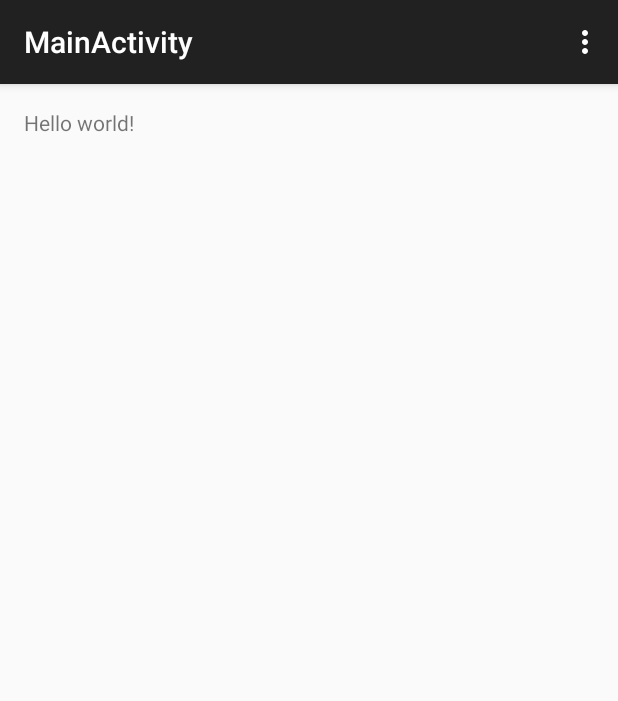
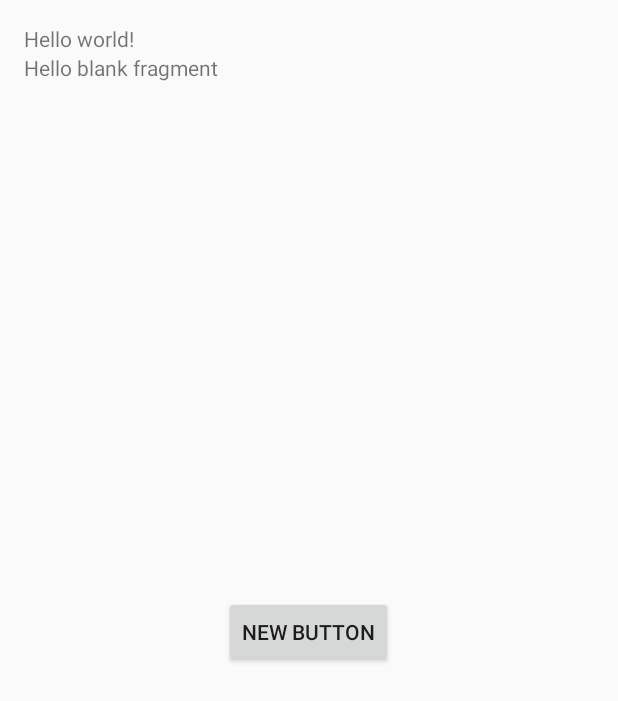
Before and after one commit to Riandy/FAS, an Android app: the screen it shows after launch (MainActivity), on a phone screen of 412 x 824 dp. Shown: the top 701 px of the screen. Run offline under Robolectric (Android 15) with nearby library versions, the phone set to English and light mode, and no system bars; libraries missing offline, so code that uses them is left out: junit.framework; 11 statements that could not run were skipped.

Commit message:
alert feature, sound, TTS, fragment

```diff
--- a/app/src/main/java/com/riandy/fas/AlertContract.java
+++ b/app/src/main/java/com/riandy/fas/Alert/AlertContract.java
@@ -1,4 +1,4 @@
-package com.riandy.fas;
+package com.riandy.fas.Alert;
 
 import android.provider.BaseColumns;
 
--- a/app/src/main/java/com/riandy/fas/AlertDBHelper.java
+++ b/app/src/main/java/com/riandy/fas/Alert/AlertDBHelper.java
@@ -1,4 +1,4 @@
-package com.riandy.fas;
+package com.riandy.fas.Alert;
 
 import android.content.ContentValues;
 import android.content.Context;
@@ -7,7 +7,7 @@ import android.database.sqlite.SQLiteDatabase;
 import android.database.sqlite.SQLiteOpenHelper;
 import android.util.Log;
 
-import com.riandy.fas.AlertContract.Alert;
+import com.riandy.fas.Alert.AlertContract.Alert;
 
 import org.joda.time.LocalDate;
 import org.joda.time.LocalTime;
@@ -113,6 +113,7 @@ public class AlertDBHelper extends SQLiteOpenHelper {
         boolean isEnabled = 1==c.getInt(c.getColumnIndex(Alert.COLUMN_NAME_ALERT_ENABLED));
 
         AlertModel model = new AlertModel(alertFeature,alertSpecs,isEnabled);
+        model.id = c.getInt(c.getColumnIndex(Alert._ID));
 
         return model;
     }
--- a/app/src/main/java/com/riandy/fas/AlertFeature.java
+++ b/app/src/main/java/com/riandy/fas/Alert/AlertFeature.java
@@ -1,4 +1,4 @@
-package com.riandy.fas;
+package com.riandy.fas.Alert;
 
 import android.content.Context;
 import android.content.res.AssetFileDescriptor;
@@ -6,6 +6,9 @@ import android.media.AudioManager;
 import android.media.MediaPlayer;
 import android.net.Uri;
 import android.os.Vibrator;
+import android.speech.tts.TextToSpeech;
+
+import java.util.Locale;
 
 /**
  * Created by Riandy on 1/1/15.
@@ -19,13 +22,16 @@ public class AlertFeature {
 
     private Context context;
     private Vibrator vibrator;
-    private String name, description;
+    private String name;
+    private String description;
     private boolean isVibrationEnabled, isVoiceInstructionStatusEnabled, isSoundEnabled, isLaunchAppEnabled, isNotificationEnabled;
     private MediaPlayer mPlayer;
     private String tone;
     private String appToLaunch;
+    private TextToSpeech textToSpeechObj;
+    private final String TTS_ID = "TextToSpeech id=1";
 
-    AlertFeature(){
+    public AlertFeature(){
 
         description = "";
         isVibrationEnabled = true;
@@ -61,10 +67,11 @@ public class AlertFeature {
     }
 
     public void stopAlerts(){
-        if (isVibrationEnabled)
+
+        if (isVibrationEnabled && vibrator != null)
             vibrator.cancel();
 
-        if (isSoundEnabled) {
+        if (isSoundEnabled && mPlayer != null) {
             mPlayer.pause();
             mPlayer.stop();
         }
@@ -77,7 +84,14 @@ public class AlertFeature {
     }
 
     public void launchVoiceInstruction(){
-
+        textToSpeechObj = new TextToSpeech(context, new TextToSpeech.OnInitListener() {
+            @Override
+            public void onInit(int status) {
+                textToSpeechObj.setLanguage(Locale.UK);
+                textToSpeechObj.speak(description,TextToSpeech.QUEUE_FLUSH,null);
+            }
+        }
+        );
     }
 
     public void launchSound(){
--- a/app/src/main/java/com/riandy/fas/AlertManagerHelper.java
+++ b/app/src/main/java/com/riandy/fas/Alert/AlertManagerHelper.java
@@ -1,11 +1,14 @@
-package com.riandy.fas;
+package com.riandy.fas.Alert;
 
+import android.annotation.SuppressLint;
 import android.app.AlarmManager;
 import android.app.PendingIntent;
 import android.content.BroadcastReceiver;
 import android.content.Context;
 import android.content.Intent;
+import android.os.Bundle;
 import android.util.Log;
+import com.riandy.fas.Alert.AlertContract.Alert;
 
 import org.joda.time.LocalDate;
 import org.joda.time.LocalTime;
@@ -44,8 +47,12 @@ public class AlertManagerHelper extends BroadcastReceiver {
                 LocalTime localTime = getValidTime(alert.getAlertSpecs().getHourSpecs());
                 if(localDate == null || localTime == null)
                     continue;
-                calendar.set(localDate.getYear(), localDate.getMonthOfYear(), localDate.getDayOfMonth(),
+                calendar.set(localDate.getYear(), localDate.getMonthOfYear()-1, localDate.getDayOfMonth(),
                         localTime.getHourOfDay(), localTime.getMinuteOfHour(), localTime.getSecondOfMinute());
+                if(calendar.before(Calendar.getInstance())) // date has passed. just continue;
+                    continue;
+                PendingIntent pIntent = createPendingIntent(context, alert);
+                setAlert(context,calendar,pIntent);
             }
         }
 
@@ -69,7 +76,6 @@ public class AlertManagerHelper extends BroadcastReceiver {
             today.plusDays(i);
             return today;
         } else if(daySpecs.getDayType() == DaySpecs.DayTypes.DATEONLY){ //one off event
-
             return startDate;
 
         } else if((today.isAfter(startDate) || today.isEqual(startDate)) &&
@@ -84,8 +90,9 @@ public class AlertManagerHelper extends BroadcastReceiver {
             today.plusDays(i);
             //check if its within date range
             if((today.isAfter(startDate) || today.isEqual(startDate)) &&
-                    (today.isBefore(endDate) || today.isEqual(endDate)))
+                    (today.isBefore(endDate) || today.isEqual(endDate))) {
                 return today;
+            }
         }
         Log.e("ERROR getValidDate", "return null value");
         return null;
@@ -121,6 +128,7 @@ public class AlertManagerHelper extends BroadcastReceiver {
 
         return today;
     }
+
     public static void cancelAlerts(Context context) {
         Log.d("Alert", "all alarms cancelled");
         AlertDBHelper dbHelper = new AlertDBHelper(context);
@@ -141,9 +149,13 @@ public class AlertManagerHelper extends BroadcastReceiver {
 
     private static PendingIntent createPendingIntent(Context context, AlertModel model) {
         Intent intent = new Intent(context, AlertService.class);
-        /*
-        intent.putExtra(ID, model.id);
-        intent.putExtra(NAME, model.getAlertFeature().getName());
+
+        Bundle bundle = new Bundle();
+        bundle.putString(Alert.COLUMN_NAME_ALERT_DESCRIPTION, model.getAlertFeature().getDescription());
+        bundle.putInt(ID,(int)model.id);
+        intent.putExtras(bundle);
+
+        /*intent.putExtra(NAME, model.getAlertFeature().getName());
         intent.putExtra(TIME_HOUR, model.getAlertSpecs().getHourSpecs().getStartTime().getHourOfDay());
         intent.putExtra(TIME_MINUTE, model.timeMinute);
         intent.putExtra(TONE, model.alarmTone.toString());
@@ -151,6 +163,16 @@ public class AlertManagerHelper extends BroadcastReceiver {
         return PendingIntent.getService(context, (int) model.id, intent, PendingIntent.FLAG_UPDATE_CURRENT);
     }
 
+    @SuppressLint("NewApi")
+    private static void setAlert(Context context, Calendar calendar, PendingIntent pIntent) {
+        AlarmManager alarmManager = (AlarmManager) context.getSystemService(Context.ALARM_SERVICE);
+        if (android.os.Build.VERSION.SDK_INT >= android.os.Build.VERSION_CODES.KITKAT) {
+            alarmManager.setExact(AlarmManager.RTC_WAKEUP, calendar.getTimeInMillis(), pIntent);
+        } else {
+            alarmManager.set(AlarmManager.RTC_WAKEUP, calendar.getTimeInMillis(), pIntent);
+        }
+        Log.d("You set alarm ",calendar.getTime().toString());
+    }
 }
 
 /*
--- a/app/src/main/java/com/riandy/fas/AlertModel.java
+++ b/app/src/main/java/com/riandy/fas/Alert/AlertModel.java
@@ -1,9 +1,12 @@
-package com.riandy.fas;
+package com.riandy.fas.Alert;
+
+import android.os.Parcel;
+import android.os.Parcelable;
 
 /**
  * Created by Riandy on 1/1/15.
  */
-public class AlertModel {
+public class AlertModel implements Parcelable{
 
     //AlertModel has alert feature and alert specs
     //AlertModel feature controls what happens when the alarm goes of (Vibration, Sound, Launch App, etc).
@@ -15,15 +18,19 @@ public class AlertModel {
     private boolean isEnabled;
     long id;
 
-    AlertModel() {
+    public AlertModel() {
         alertFeature = new AlertFeature();
         alertSpecs = new AlertSpecs();
     }
 
-    AlertModel(AlertFeature alertFeature, AlertSpecs alertSpecs, boolean isEnabled){
+    public AlertModel(AlertFeature alertFeature, AlertSpecs alertSpecs, boolean isEnabled){
         this.alertFeature = alertFeature;
         this.alertSpecs = alertSpecs;
         this.isEnabled = isEnabled;
+    }
+
+    public AlertModel(Parcel in){
+        readFromParcel(in);
     }
 
     public AlertFeature getAlertFeature() {
@@ -49,4 +56,19 @@ public class AlertModel {
     public void setEnabled(boolean isEnabled) {
         this.isEnabled = isEnabled;
     }
+
+
+    @Override
+    public int describeContents() {
+        return 0;
+    }
+
+    @Override
+    public void writeToParcel(Parcel dest, int flags) {
+
+    }
+
+    private void readFromParcel(Parcel in){
+
+    }
 }
--- /dev/null
+++ b/app/src/main/java/com/riandy/fas/Alert/AlertScreenFragment.java
@@ -0,0 +1,27 @@
+package com.riandy.fas.Alert;
+
+import android.app.Fragment;
+import android.os.Bundle;
+import android.view.LayoutInflater;
+import android.view.View;
+import android.view.ViewGroup;
+
+import com.riandy.fas.R;
+
+
+public class AlertScreenFragment extends Fragment {
+
+    public AlertScreenFragment() {
+        // Required empty public constructor
+    }
+
+    @Override
+    public View onCreateView(LayoutInflater inflater, ViewGroup container,
+                             Bundle savedInstanceState) {
+        // Inflate the layout for this fragment
+        return inflater.inflate(R.layout.fragment_alert_screen, container, false);
+
+
+    }
+
+}
--- a/app/src/main/java/com/riandy/fas/AlertSpecs.java
+++ b/app/src/main/java/com/riandy/fas/Alert/AlertSpecs.java
@@ -1,4 +1,4 @@
-package com.riandy.fas;
+package com.riandy.fas.Alert;
 
 /**
  * Created by Riandy on 1/1/15.
@@ -8,7 +8,7 @@ public class AlertSpecs {
     private DaySpecs daySpecs;
     private HourSpecs hourSpecs;
 
-    AlertSpecs(){
+    public AlertSpecs(){
         daySpecs = new DaySpecs();
         hourSpecs = new HourSpecs();
     }
--- a/app/src/main/java/com/riandy/fas/DaySpecs.java
+++ b/app/src/main/java/com/riandy/fas/Alert/DaySpecs.java
@@ -1,4 +1,4 @@
-package com.riandy.fas;
+package com.riandy.fas.Alert;
 
 import org.joda.time.LocalDate;
 
--- a/app/src/main/java/com/riandy/fas/HourSpecs.java
+++ b/app/src/main/java/com/riandy/fas/Alert/HourSpecs.java
@@ -1,4 +1,4 @@
-package com.riandy.fas;
+package com.riandy.fas.Alert;
 
 import org.joda.time.LocalTime;
 
--- a/app/src/main/java/com/riandy/fas/MainActivity.java
+++ b/app/src/main/java/com/riandy/fas/MainActivity.java
@@ -1,10 +1,20 @@
 package com.riandy.fas;
 
+import android.app.Fragment;
 import android.os.Bundle;
-import android.support.v7.app.ActionBarActivity;
+import android.support.v4.app.FragmentActivity;
 import android.util.Log;
 import android.view.Menu;
 import android.view.MenuItem;
+
+import com.riandy.fas.Alert.AlertDBHelper;
+import com.riandy.fas.Alert.AlertFeature;
+import com.riandy.fas.Alert.AlertManagerHelper;
+import com.riandy.fas.Alert.AlertModel;
+import com.riandy.fas.Alert.AlertScreenFragment;
+import com.riandy.fas.Alert.AlertSpecs;
+import com.riandy.fas.Alert.DaySpecs;
+import com.riandy.fas.Alert.HourSpecs;
 
 import junit.framework.Assert;
 
@@ -12,7 +22,7 @@ import org.joda.time.LocalDate;
 import org.joda.time.LocalTime;
 
 
-public class MainActivity extends ActionBarActivity {
+public class MainActivity extends FragmentActivity {
 
     @Override
     protected void onCreate(Bundle savedInstanceState) {
@@ -20,6 +30,31 @@ public class MainActivity extends ActionBarActivity {
         setContentView(R.layout.activity_main);
 
         testAlert();
+        AlertManagerHelper.setAlerts(getApplicationContext());
+
+        // Check that the activity is using the layout version with
+        // the fragment_container FrameLayout
+        if (findViewById(R.id.fragment_container) != null) {
+
+            // However, if we're being restored from a previous state,
+            // then we don't need to do anything and should return or else
+            // we could end up with overlapping fragments.
+            if (savedInstanceState != null) {
+                return;
+            }
+
+            // Create a new Fragment to be placed in the activity layout
+            Fragment firstFragment = new AlertScreenFragment();
+
+            // In case this activity was started with special instructions from an
+            // Intent, pass the Intent's extras to the fragment as arguments
+            firstFragment.setArguments(getIntent().getExtras());
+
+            // Add the fragment to the 'fragment_container' FrameLayout
+            getFragmentManager().beginTransaction()
+                    .add(R.id.fragment_container, firstFragment).commit();
+
+        }
     }
 
 
@@ -58,25 +93,23 @@ public class MainActivity extends ActionBarActivity {
         alertFeature.setSoundEnabled(true);
         alertFeature.setLaunchAppEnabled(false);
         alertFeature.setNotificationEnabled(true);
-        alertFeature.setTone("testTone.mp3");
-        alertFeature.setDescription("This is a test alert");
+        //alertFeature.setTone("elegant_ringtone.mp3");
+        alertFeature.setDescription("This is a test alert testing the Text to speech feature!");
         alertFeature.setAppToLaunch("Whatsapp");
 
-        alertSpecs.getDaySpecs().setDayType(DaySpecs.DayTypes.DATERANGE);
+        alertSpecs.getDaySpecs().setDayType(DaySpecs.DayTypes.DATEONLY);
         alertSpecs.getDaySpecs().setDate(new LocalDate());
-        alertSpecs.getDaySpecs().setDayOfWeek(new boolean[]{false,false,true,true,true,false,false});
+        alertSpecs.getDaySpecs().setDayOfWeek(new boolean[]{true,true,true,true,true,true,true});
         alertSpecs.getDaySpecs().setRepeatWeekly(true);
 
         alertSpecs.getHourSpecs().setHourType(HourSpecs.HourTypes.EXACTTIME);
-        alertSpecs.getHourSpecs().setTimeRange(new LocalTime(),new LocalTime(),5);
-        alertSpecs.getHourSpecs().setNumOfTimes(10);
+        alertSpecs.getHourSpecs().setExactTime(new LocalTime().plusMinutes(2));
+        alertSpecs.getHourSpecs().setNumOfTimes(1);
 
         model.setAlertFeature(alertFeature);
         model.setAlertSpecs(alertSpecs);
 
-        Log.d("SQL","HELLO");
         AlertDBHelper db = new AlertDBHelper(getApplicationContext());
-        Log.d("SQL",db.getDatabaseName());
 
         long id = db.createAlert(model);
         Log.d("SQL","adding id = "+id);
--- a/app/src/main/res/layout/activity_main.xml
+++ b/app/src/main/res/layout/activity_main.xml
@@ -7,6 +7,15 @@
     tools:context="com.riandy.fas.MainActivity">
 
     <TextView android:text="@string/hello_world" android:layout_width="wrap_content"
-        android:layout_height="wrap_content" />
+        android:layout_height="wrap_content"
+        android:id="@+id/textView" />
+
+    <FrameLayout
+        android:layout_width="fill_parent"
+        android:layout_height="fill_parent"
+        android:layout_below="@+id/textView"
+        android:layout_alignParentRight="true"
+        android:layout_alignParentEnd="true"
+        android:id="@+id/fragment_container"></FrameLayout>
 
 </RelativeLayout>
--- /dev/null
+++ b/app/src/main/res/layout/fragment_alert_screen.xml
@@ -0,0 +1,16 @@
+<FrameLayout xmlns:android="http://schemas.android.com/apk/res/android"
+    xmlns:tools="http://schemas.android.com/tools" android:layout_width="match_parent"
+    android:layout_height="match_parent" tools:context="com.riandy.fas.Alert.AlertScreenFragment">
+
+    <!-- TODO: Update blank fragment layout -->
+    <TextView android:layout_width="match_parent" android:layout_height="match_parent"
+        android:text="@string/hello_blank_fragment" />
+
+    <Button
+        android:layout_width="wrap_content"
+        android:layout_height="wrap_content"
+        android:text="New Button"
+        android:id="@+id/button"
+        android:layout_gravity="center" />
+
+</FrameLayout>
--- /dev/null
+++ b/app/src/main/res/menu/menu_test_activty.xml
@@ -0,0 +1,6 @@
+<menu xmlns:android="http://schemas.android.com/apk/res/android"
+    xmlns:app="http://schemas.android.com/apk/res-auto"
+    xmlns:tools="http://schemas.android.com/tools" tools:context="com.riandy.fas.TestActivty">
+    <item android:id="@+id/action_settings" android:title="@string/action_settings"
+        android:orderInCategory="100" app:showAsAction="never" />
+</menu>
--- a/app/src/main/res/values/strings.xml
+++ b/app/src/main/res/values/strings.xml
@@ -5,5 +5,7 @@
     <string name="title_activity_main">MainActivity</string>
     <string name="hello_world">Hello world!</string>
     <string name="action_settings">Settings</string>
+    <string name="hello_blank_fragment">Hello blank fragment</string>
+    <string name="title_activity_test_activty">TestActivty</string>
 
 </resources>
```
Also changed, not shown: app/src/main/AndroidManifest.xml (+8 -0 lines), app/src/main/java/com/riandy/fas/Alert/AlertService.java (added, +34 -0 lines), app/src/main/java/com/riandy/fas/TestActivty.java (added, +64 -0 lines), app/src/main/res/layout/activity_test_activty.xml (added, +12 -0 lines), 3 other files.
